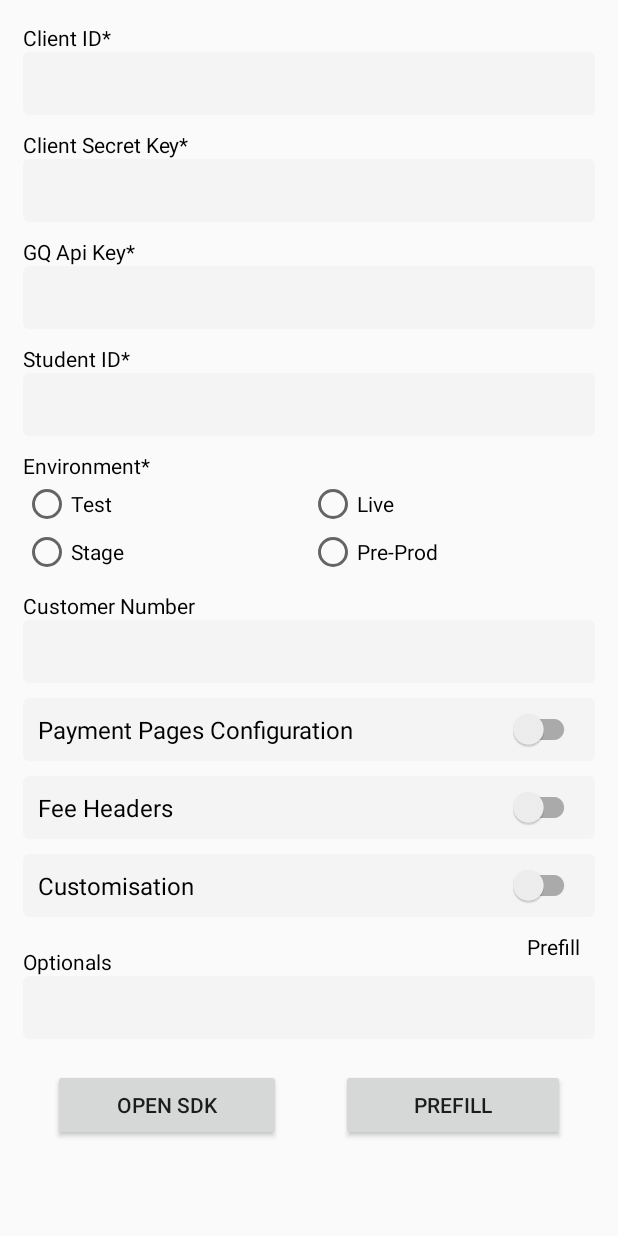
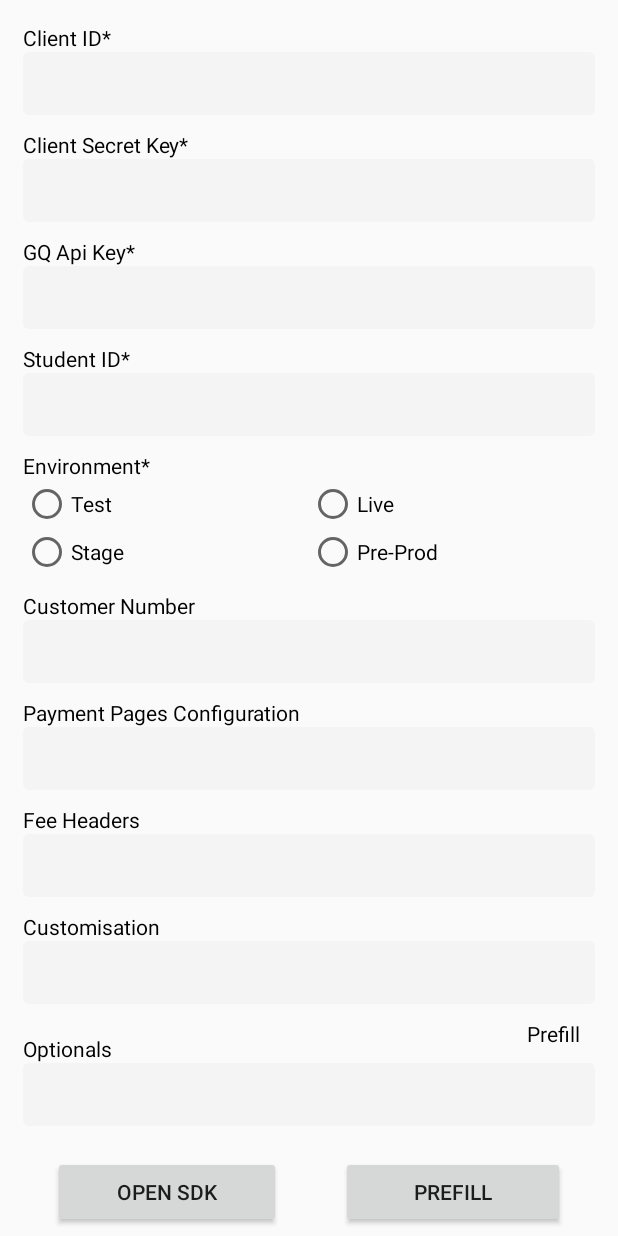
Before and after one commit to grayquest-finance/gq_payment_android_sdk, an Android app: the screen it shows after launch (MainActivity), on a phone screen of 412 x 824 dp. Run offline under Robolectric (Android 15) with nearby library versions, the phone set to English and light mode, and no system bars.

Commit message:
Loader upgrade

```diff
--- a/app/src/main/java/com/grayquest/android/MainActivity.java
+++ b/app/src/main/java/com/grayquest/android/MainActivity.java
@@ -29,7 +29,8 @@ public class MainActivity extends AppCompatActivity implements GQPaymentSDKListe
     private static final String TAG = MainActivity.class.getSimpleName();
 
     EditText edtClientId, edtSecretKey, edtGQApi, edtStudentID, edtCustomerNumber,
-            edtTheme, edtOptional, edtPPSlug, edtPPCard, edtLogoUrl, edtFeeHelper, edtEnvironment;
+            edtTheme, edtOptional, edtPPSlug, edtPPCard, edtLogoUrl, edtFeeHelper, edtEnvironment,
+    edtPPConfig, edtFeeHeaderObj, edtCustomisation;
     SwitchCompat switchPP, switchFeeHeader, switchCustomisation;
     RadioButton radioTest, radioLive, radioStage, radioPreProd;
     String clientId, secretKey, GQApi, studentId, env, customerNumber, themeColour,
@@ -61,6 +62,10 @@ public class MainActivity extends AppCompatActivity implements GQPaymentSDKListe
         radioStage = (RadioButton) findViewById(R.id.rd_stage);
         radioPreProd = (RadioButton) findViewById(R.id.rd_preprod);
         edtCustomerNumber = (EditText) findViewById(R.id.edt_customer_number);
+
+        edtPPConfig = (EditText)findViewById(R.id.edt_pp_config);
+        edtFeeHeaderObj = (EditText)findViewById(R.id.edt_fee_header_obj);
+        edtCustomisation = (EditText)findViewById(R.id.edt_customisation);
 
         switchCustomisation = (SwitchCompat) findViewById(R.id.switch_customisation);
         llCustomisation = (LinearLayout) findViewById(R.id.ll_customisation);
@@ -423,13 +428,28 @@ public class MainActivity extends AppCompatActivity implements GQPaymentSDKListe
                 customisation.put("theme_color", themeColour);
             }
 
+            if(!edtCustomisation.getText().toString().isEmpty()){
+                customisation = new JSONObject(edtCustomisation.getText().toString());
+                config.put("customization", customisation);
+            }
+
             if (isPPConfig) {
                 createPPConfig();
                 config.put("pp_config", ppConfig);
             }
 
+            if(!edtPPConfig.getText().toString().isEmpty()) {
+                ppConfig = new JSONObject((edtPPConfig.getText().toString()));
+                config.put("pp_config", ppConfig);
+            }
+
             if (isFeeHeaders) {
                 getFeeLayoutValues();
+                config.put("fee_headers", feeHeaderObject);
+            }
+
+            if(!edtFeeHeaderObj.getText().toString().isEmpty()){
+                feeHeaderObject = new JSONObject(edtFeeHeaderObj.getText().toString());
                 config.put("fee_headers", feeHeaderObject);
             }
 
@@ -466,7 +486,6 @@ public class MainActivity extends AppCompatActivity implements GQPaymentSDKListe
             config.put("customer_number", customerNumber);
 //            config.put("fee_amount", feeAmount);
 //            config.put("payable_amount", payableAmount);
-            config.put("customization", customisation);
 
         } catch (JSONException e) {
             e.printStackTrace();
@@ -606,6 +625,7 @@ public class MainActivity extends AppCompatActivity implements GQPaymentSDKListe
         if (prefill != null) {
             Log.e(TAG, "PrefillObject: " + prefill.toString());
         }
+        Log.e(TAG, "ConfigObject: "+config.toString());
         GQPaymentSDK.initiate(MainActivity.this, config, prefill);
     }
 
--- a/app/src/main/res/layout/activity_main.xml
+++ b/app/src/main/res/layout/activity_main.xml
@@ -163,8 +163,25 @@
                 android:layout_marginTop="10dp"
                 android:background="@drawable/input_field_background"
                 android:padding="10dp"
+                android:visibility="gone"
                 android:text="Payment Pages Configuration"
                 android:textSize="16sp" />
+
+            <TextView
+                android:layout_width="match_parent"
+                android:layout_height="wrap_content"
+                android:layout_marginTop="10dp"
+                android:text="Payment Pages Configuration"
+                android:textColor="@color/black"
+                android:textSize="14sp" />
+
+            <EditText
+                android:layout_width="match_parent"
+                android:layout_height="wrap_content"
+                android:id="@+id/edt_pp_config"
+                android:background="@drawable/input_field_background"
+                android:padding="10dp"
+                android:textSize="16sp"/>
 
             <LinearLayout
                 android:id="@+id/ll_pp_config"
@@ -208,6 +225,22 @@
 
             </LinearLayout>
 
+            <TextView
+                android:layout_width="match_parent"
+                android:layout_height="wrap_content"
+                android:layout_marginTop="10dp"
+                android:text="Fee Headers"
+                android:textColor="@color/black"
+                android:textSize="14sp" />
+
+            <EditText
+                android:layout_width="match_parent"
+                android:layout_height="wrap_content"
+                android:id="@+id/edt_fee_header_obj"
+                android:background="@drawable/input_field_background"
+                android:padding="10dp"
+                android:textSize="16sp"/>
+
             <androidx.appcompat.widget.SwitchCompat
                 android:id="@+id/switch_fee_header"
                 android:layout_width="match_parent"
@@ -215,6 +248,7 @@
                 android:layout_marginTop="10dp"
                 android:background="@drawable/input_field_background"
                 android:padding="10dp"
+                android:visibility="gone"
                 android:text="Fee Headers"
                 android:textSize="16sp" />
 
@@ -237,7 +271,7 @@
 
                 <LinearLayout
                     android:id="@+id/btn_add_fee"
-                    android:layout_width="wrap_content"
+                    android:layout_width="match_parent"
                     android:layout_height="wrap_content"
                     android:gravity="center"
                     android:orientation="horizontal"
@@ -260,6 +294,22 @@
 
             </LinearLayout>
 
+            <TextView
+                android:layout_width="match_parent"
+                android:layout_height="wrap_content"
+                android:layout_marginTop="10dp"
+                android:text="Customisation"
+                android:textColor="@color/black"
+                android:textSize="14sp" />
+
+            <EditText
+                android:layout_width="match_parent"
+                android:layout_height="wrap_content"
+                android:id="@+id/edt_customisation"
+                android:background="@drawable/input_field_background"
+                android:padding="10dp"
+                android:textSize="16sp"/>
+
             <androidx.appcompat.widget.SwitchCompat
                 android:id="@+id/switch_customisation"
                 android:layout_width="match_parent"
@@ -267,6 +317,7 @@
                 android:layout_marginTop="10dp"
                 android:background="@drawable/input_field_background"
                 android:padding="10dp"
+                android:visibility="gone"
                 android:text="Customisation"
                 android:textSize="16sp" />
 
--- a/paymentSDK/src/main/AndroidManifest.xml
+++ b/paymentSDK/src/main/AndroidManifest.xml
@@ -22,11 +22,11 @@
             android:exported="false"
             android:theme="@style/Theme.AppCompat.Light.NoActionBar" />
         <activity
-            android:name=".WebActivity_Sec"
+            android:name=".GQWebActivity_Sec"
             android:exported="false"
             android:theme="@style/Theme.AppCompat.Light.NoActionBar" />
         <activity
-            android:name=".WebActivity"
+            android:name=".GQWebActivity"
             android:exported="false"
             android:theme="@style/Theme.AppCompat.Light.NoActionBar" />
     </application>
--- a/paymentSDK/src/main/java/com/grayquest/android/payment/sdk/WebActivity_Sec.java
+++ b/paymentSDK/src/main/java/com/grayquest/android/payment/sdk/GQWebActivity_Sec.java
@@ -3,13 +3,12 @@ package com.grayquest.android.payment.sdk;
 import androidx.appcompat.app.AppCompatActivity;
 
 import android.os.Bundle;
-import android.util.Log;
 import android.webkit.WebView;
 import android.webkit.WebViewClient;
 
-public class WebActivity_Sec extends AppCompatActivity {
+public class GQWebActivity_Sec extends AppCompatActivity {
 
-    private static final String TAG = WebActivity_Sec.class.getSimpleName();
+    private static final String TAG = GQWebActivity_Sec.class.getSimpleName();
     WebView web_load;
     String urlLoad;
 
```
Also changed, not shown: paymentSDK/build.gradle (+9 -9 lines), paymentSDK/src/main/java/com/grayquest/android/payment/sdk/GQPaymentSDK.java (+30 -158 lines), paymentSDK/src/main/java/com/grayquest/android/payment/sdk/GQPaymentSDKInterface.java (+5 -7 lines), paymentSDK/src/main/java/com/grayquest/android/payment/sdk/GQWebActivity.java (renamed from paymentSDK/src/main/java/com/grayquest/android/payment/sdk/WebActivity.java, +11 -11 lines), paymentSDK/src/main/res/layout/progress_dialog.xml (added, +21 -0 lines).
